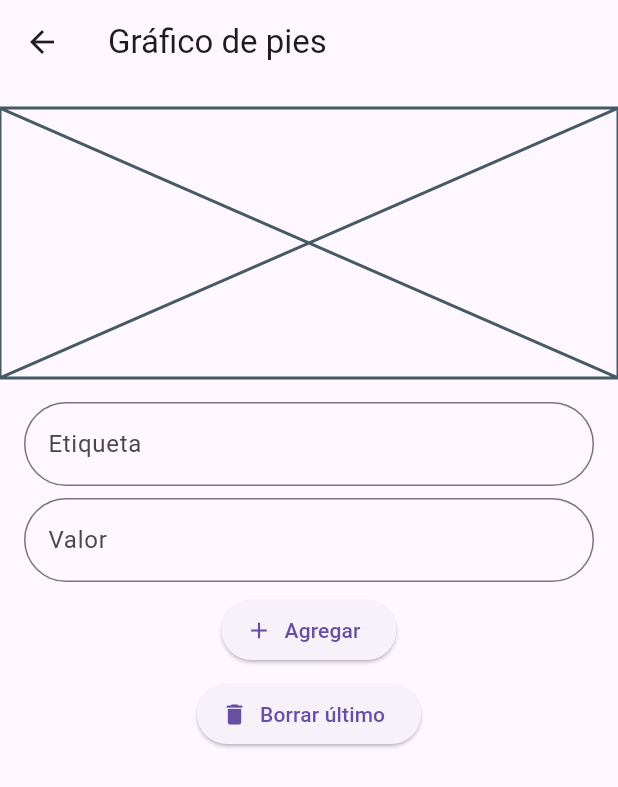
After one commit to Jhucruz/visualizador_charts, a Flutter app: the screen it shows after launch, after a tap on "Graficos de Torta", on a phone screen of 412 x 824 dp. The commit adds this screen. Shown: the top 787 px of the screen. Run offline on Flutter 3.47's test engine with Material 3 defaults, Android fonts, the phone set to English and light mode, and no system bars; our stand-ins replace fl_chart, shared_preferences.

Commit message:
feat:final

```diff
--- a/lib/data/data_sources/local_data_source.dart
+++ b/lib/data/data_sources/local_data_source.dart
@@ -2,7 +2,8 @@ import 'package:shared_preferences/shared_preferences.dart';
 
 enum TipoChart {
   bar(id: 'bar'),
-  line(id: 'line');
+  line(id: 'line'),
+  pie(id: "pie");
 
   final String id;
   const TipoChart({required this.id});
--- /dev/null
+++ b/lib/data/models/pie_model.dart
@@ -0,0 +1,16 @@
+class PieModel {
+  final List<String> etiqueta;
+  final List<double> valor;
+
+  PieModel({required this.etiqueta, required this.valor});
+
+  factory PieModel.convertirDeDataLocal(
+      ({List<String> datosEjeX, List<String> datosEjeY}) data) {
+    final barrasDatosEjeX = data.datosEjeX;
+    final barrasDatosEjeY = data.datosEjeY.map((elemento) {
+      return double.parse(elemento);
+    }).toList();
+
+    return PieModel(etiqueta: barrasDatosEjeX, valor: barrasDatosEjeY);
+  }
+}
--- /dev/null
+++ b/lib/data/repositories/pie_repository.dart
@@ -0,0 +1,26 @@
+import 'package:visualizador_charts/data/data_sources/local_data_source.dart';
+import 'package:visualizador_charts/data/models/pie_model.dart';
+
+class PieRepository {
+  final LocalDataSource localDataSource;
+  final tipoChart = TipoChart.pie;
+
+  PieRepository({required this.localDataSource});
+
+  PieModel obtenerDatosTajadas() {
+    final tajadasDatos = localDataSource.obtenerDatos(tipoChart);
+    return PieModel.convertirDeDataLocal(tajadasDatos);
+  }
+
+  void guardarTajadasDatos(PieModel pieModel) async {
+    await localDataSource.setEjeX(data: pieModel.etiqueta, tipo: tipoChart);
+    await localDataSource.setEjeY(
+      data: pieModel.valor.map((elemento) {
+        return elemento.toString();
+      }).toList(),
+      tipo: tipoChart,
+    );
+  }
+}
+
+final pieRepository = PieRepository(localDataSource: localDataSource);
--- a/lib/display/routes/routes.dart
+++ b/lib/display/routes/routes.dart
@@ -2,4 +2,5 @@ class Routes {
   static var home = '/';
   static var graficoBarras = '/grafico-barras';
   static var graficoLineas = '/grafico-lineas';
+  static var graficoPies = "/grafico-Pies";
 }
--- a/lib/display/ui/screens/pagina_principal.dart
+++ b/lib/display/ui/screens/pagina_principal.dart
@@ -9,26 +9,26 @@ class PaginaPrincipal extends StatelessWidget {
   Widget build(BuildContext context) {
     return Scaffold(
       appBar: AppBar(
-        title: const Text('Visualizador de Charts'),
+        title: const Text('Visualizador de Graficos'),
       ),
       body: ListView(
         children: [
           TileDeGraficos(
-            titulo: 'Gráfico de barras',
+            titulo: 'Grafico de Barras  ',
             alPresionar: () {
               Navigator.pushNamed(context, Routes.graficoBarras);
             },
           ),
           TileDeGraficos(
-            titulo: 'Gráfico de lineas',
+            titulo: 'Grafico de Lieas ',
             alPresionar: () {
               Navigator.pushNamed(context, Routes.graficoLineas);
             },
           ),
           TileDeGraficos(
-            titulo: 'Gráfico de Pie',
+            titulo: 'Graficos de Torta',
             alPresionar: () {
-              // Agregar grafico de torta
+              Navigator.pushNamed(context, Routes.graficoPies);
             },
           ),
         ],
--- a/lib/display/ui/screens/pantalla_grafico_barras.dart
+++ b/lib/display/ui/screens/pantalla_grafico_barras.dart
@@ -141,7 +141,7 @@ class _PantallaGraficoBarrasState extends State<PantallaGraficoBarras> {
                       });
                     },
                     label: const Text('Borrar último'),
-                    icon: Icon(Icons.delete),
+                    icon: Icon(Icons.delete, color: Colors.red),
                   ),
                 ],
               ),
--- /dev/null
+++ b/lib/display/ui/screens/pantalla_grafico_pies.dart
@@ -0,0 +1,190 @@
+import 'package:fl_chart/fl_chart.dart';
+import 'package:flutter/material.dart';
+import 'package:visualizador_charts/data/models/pie_model.dart';
+import 'package:visualizador_charts/data/repositories/pie_repository.dart';
+import 'package:visualizador_charts/display/ui/components/input_grafico.dart';
+import 'package:visualizador_charts/display/ui/utils/utils.dart';
+
+class PantallaGraficoPies extends StatefulWidget {
+  const PantallaGraficoPies({super.key});
+
+  @override
+  State<PantallaGraficoPies> createState() => _PantallaGraficoPiesState();
+}
+
+class _PantallaGraficoPiesState extends State<PantallaGraficoPies> {
+  final _colores = [
+    Colors.blue,
+    Colors.red,
+    Colors.green,
+    Colors.purple,
+    Colors.pink,
+  ];
+  final _etiquetaTextEditingController = TextEditingController();
+  final _valorTextEditingController = TextEditingController();
+  final _idFormulario = GlobalKey<FormState>();
+  int touchedIndex = -1;
+
+  PieModel? _pieModel;
+
+  @override
+  void initState() {
+    super.initState();
+    setState(() {
+      _pieModel = pieRepository.obtenerDatosTajadas();
+    });
+  }
+
+  @override
+  Widget build(BuildContext context) {
+    if (_pieModel == null) {
+      return Scaffold(
+        appBar: AppBar(),
+        body: Center(
+          child: CircularProgressIndicator(),
+        ),
+      );
+    }
+    return Scaffold(
+      appBar: AppBar(
+        title: const Text('Gráfico de pies'),
+      ),
+      body: ListView(
+        children: [
+          Padding(
+            padding: const EdgeInsets.only(top: 16),
+            child: SizedBox(
+              height: 180,
+              child: (_pieModel!.etiqueta.isNotEmpty)
+                  ? _dibujarPie()
+                  : Placeholder(),
+            ),
+          ),
+          Form(
+            key: _idFormulario,
+            child: Padding(
+              padding: const EdgeInsets.all(16.0),
+              child: Column(
+                spacing: 8,
+                children: [
+                  InputGrafico(
+                    controller: _etiquetaTextEditingController,
+                    label: 'Etiqueta',
+                    autocorrect: false,
+                    textInputType: TextInputType.text,
+                    validator: (valor) {
+                      return ValidacionDeData.validarCampoObligatorio(valor);
+                    },
+                  ),
+                  InputGrafico(
+                    controller: _valorTextEditingController,
+                    label: 'Valor',
+                    autocorrect: false,
+                    textInputType: TextInputType.number,
+                    validator: (valor) {
+                      return ValidacionDeData.validarNumero(valor);
+                    },
+                  ),
+                  ElevatedButton.icon(
+                    onPressed: () {
+                      final esValiado = _idFormulario.currentState?.validate();
+                      final pieModel = _pieModel;
+
+                      if (esValiado == true && pieModel != null) {
+                        setState(() {
+                          pieModel.etiqueta
+                              .add(_etiquetaTextEditingController.text);
+                          pieModel.valor.add(
+                              double.parse(_valorTextEditingController.text));
+                        });
+
+                        pieRepository.guardarTajadasDatos(pieModel);
+                      }
+                    },
+                    label: const Text('Agregar'),
+                    icon: Icon(Icons.add),
+                  ),
+                  ElevatedButton.icon(
+                    onPressed: () {
+                      Alertas.mostrarAlertaDeConfirmacion(context,
+                          alBorrar: (ctx) {
+                        final pieModel = _pieModel;
+                        if (pieModel != null) {
+                          setState(() {
+                            pieModel.etiqueta.removeLast();
+                            pieModel.valor.removeLast();
+                          });
+
+                          pieRepository.guardarTajadasDatos(pieModel);
+
+                          Navigator.pop(ctx);
+                        }
+                      });
+                    },
+                    label: const Text('Borrar último'),
+                    icon: Icon(Icons.delete),
+                  ),
+                ],
+              ),
+            ),
+          )
+        ],
+      ),
+    );
+  }
+
+  PieChart _dibujarPie() {
+    return PieChart(
+      PieChartData(
+        pieTouchData: PieTouchData(
+          touchCallback: (FlTouchEvent event, pieTouchResponse) {
+            setState(() {
+              if (!event.isInterestedForInteractions ||
+                  pieTouchResponse == null ||
+                  pieTouchResponse.touchedSection == null) {
+                touchedIndex = -1;
+                return;
+              }
+              touchedIndex =
+                  pieTouchResponse.touchedSection!.touchedSectionIndex;
+            });
+          },
+        ),
+        borderData: FlBorderData(
+          show: false,
+        ),
+        sectionsSpace: 5,
+        centerSpaceRadius: 38,
+        sections: showingSections(),
+      ),
+    );
+  }
+
+  List<PieChartSectionData> showingSections() {
+    return _pieModel!.valor.asMap().entries.map((elemento) {
+      final isTouched = elemento.key == touchedIndex;
+      final fontSize = isTouched ? 25.0 : 16.0;
+      final radius = isTouched ? 64.0 : 56.0;
+      const shadows = [Shadow(color: Colors.black, blurRadius: 2)];
+      return PieChartSectionData(
+        color: _colores[elemento.key],
+        value: elemento.value,
+        title: _pieModel!.etiqueta[elemento.key],
+        radius: radius,
+        titleStyle: TextStyle(
+          fontSize: fontSize,
+          fontWeight: FontWeight.bold,
+          color: Colors.black54,
+          shadows: shadows,
+        ),
+      );
+    }).toList();
+  }
+
+  @override
+  void dispose() {
+    super.dispose();
+    _etiquetaTextEditingController.dispose();
+    _valorTextEditingController.dispose();
+  }
+}
--- a/lib/main_app.dart
+++ b/lib/main_app.dart
@@ -3,6 +3,7 @@ import 'package:visualizador_charts/display/routes/routes.dart';
 import 'package:visualizador_charts/display/ui/screens/pagina_principal.dart';
 import 'package:visualizador_charts/display/ui/screens/pantalla_grafico_barras.dart';
 import 'package:visualizador_charts/display/ui/screens/pantalla_grafico_lineas.dart';
+import 'package:visualizador_charts/display/ui/screens/pantalla_grafico_pies.dart';
 
 class MainApp extends StatelessWidget {
   const MainApp({super.key});
@@ -14,6 +15,7 @@ class MainApp extends StatelessWidget {
         Routes.home: (_) => const PaginaPrincipal(),
         Routes.graficoBarras: (_) => const PantallaGraficoBarras(),
         Routes.graficoLineas: (_) => const PantallaGraficoLineas(),
+        Routes.graficoPies: (_) => const PantallaGraficoPies(),
       },
       initialRoute: Routes.home,
     );
```
